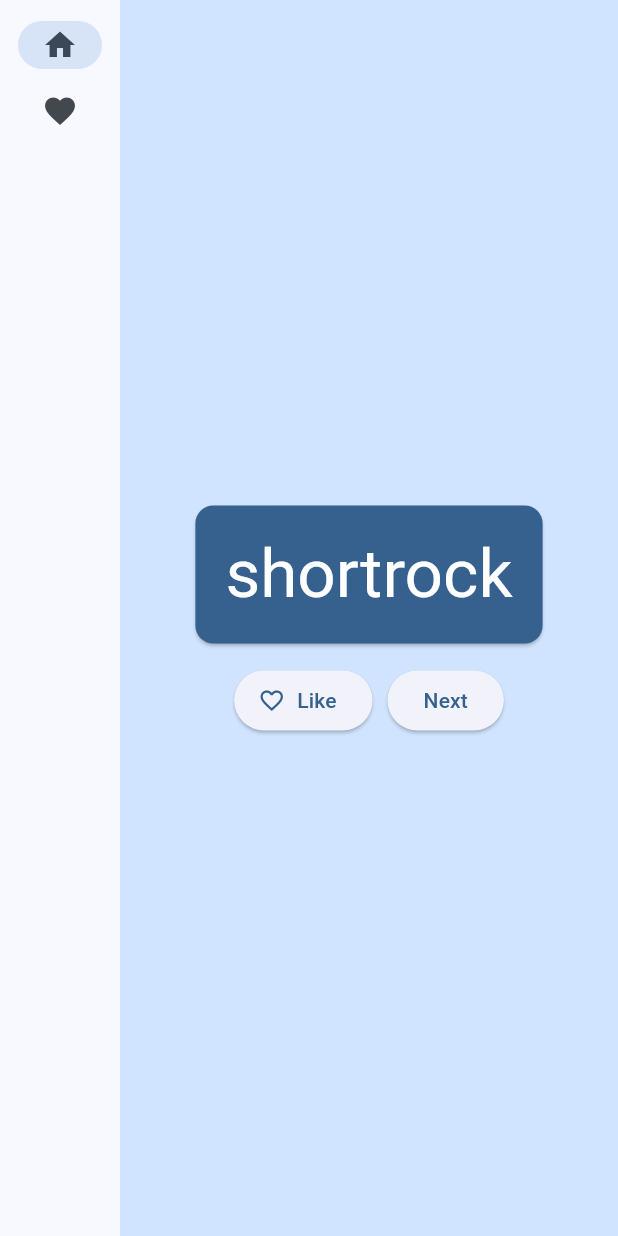
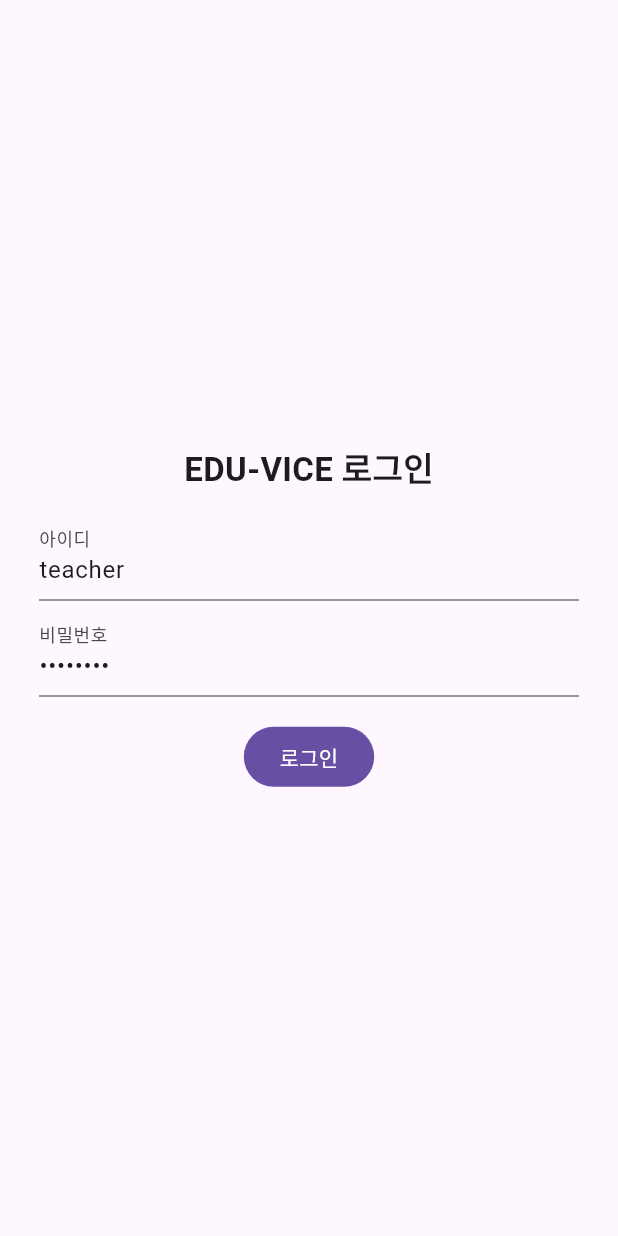
Before and after one commit to EtaSwCwj/EDU-VICE-Attendance, a Flutter app: the screen it shows after launch, on a phone screen of 412 x 824 dp. Run offline on Flutter 3.47's test engine with Material 3 defaults, Android fonts, the phone set to English and light mode, and no system bars; our stand-ins replace go_router.

Commit message:
feat: add login page and basic go_router flow

```diff
--- /dev/null
+++ b/flutter_application_1/lib/app/app_router.dart
@@ -0,0 +1,28 @@
+// 간단 라우터: /login -> /home
+import 'package:flutter/material.dart';
+import 'package:go_router/go_router.dart';
+import '../features/auth/login_page.dart';
+
+final appRouter = GoRouter(
+  initialLocation: '/login',
+  routes: [
+    GoRoute(
+      path: '/login',
+      builder: (ctx, st) => const LoginPage(),
+    ),
+    GoRoute(
+      path: '/home',
+      builder: (ctx, st) => const _HomePage(),
+    ),
+  ],
+);
+
+class _HomePage extends StatelessWidget {
+  const _HomePage({super.key});
+  @override
+  Widget build(BuildContext context) {
+    return const Scaffold(
+      body: Center(child: Text('Home (Logged in)')),
+    );
+  }
+}
--- /dev/null
+++ b/flutter_application_1/lib/features/auth/login_page.dart
@@ -0,0 +1,58 @@
+// 더미 로그인 UI: assets/mock/accounts.json 기반
+import 'package:flutter/material.dart';
+import 'package:go_router/go_router.dart';
+import '../../shared/services/mock_auth.dart';
+
+class LoginPage extends StatefulWidget {
+  const LoginPage({super.key});
+  @override
+  State<LoginPage> createState() => _LoginPageState();
+}
+
+class _LoginPageState extends State<LoginPage> {
+  final _id = TextEditingController(text: 'teacher');   // 테스트 기본값
+  final _pw = TextEditingController(text: 'teach123');  // 테스트 기본값
+  bool _busy = false;
+
+  Future<void> _doLogin() async {
+    setState(() => _busy = true);
+    final user = await MockAuth.login(_id.text.trim(), _pw.text.trim());
+    setState(() => _busy = false);
+
+    if (user != null) {
+      if (!mounted) return;
+      context.go('/home'); // 성공 → 홈
+    } else {
+      if (!mounted) return;
+      ScaffoldMessenger.of(context).showSnackBar(
+        const SnackBar(content: Text('로그인 실패: 아이디/비밀번호를 확인하세요')),
+      );
+    }
+  }
+
+  @override
+  Widget build(BuildContext context) {
+    return Scaffold(
+      body: Center(
+        child: ConstrainedBox(
+          constraints: const BoxConstraints(maxWidth: 360),
+          child: Column(
+            mainAxisSize: MainAxisSize.min,
+            children: [
+              const Text('EDU-VICE 로그인', style: TextStyle(fontSize: 22, fontWeight: FontWeight.bold)),
+              const SizedBox(height: 16),
+              TextField(controller: _id, decoration: const InputDecoration(labelText: '아이디')),
+              const SizedBox(height: 8),
+              TextField(controller: _pw, decoration: const InputDecoration(labelText: '비밀번호'), obscureText: true),
+              const SizedBox(height: 16),
+              FilledButton(
+                onPressed: _busy ? null : _doLogin,
+                child: _busy ? const CircularProgressIndicator() : const Text('로그인'),
+              ),
+            ],
+          ),
+        ),
+      ),
+    );
+  }
+}
--- a/flutter_application_1/lib/main.dart
+++ b/flutter_application_1/lib/main.dart
@@ -1,222 +1,19 @@
-import 'package:english_words/english_words.dart';
 import 'package:flutter/material.dart';
-import 'package:flutter/rendering.dart';
-import 'package:provider/provider.dart';
+import 'app/app_router.dart';              // ← 추가
 
-void main() {
-  runApp(MyApp());
+Future<void> main() async {
+  WidgetsFlutterBinding.ensureInitialized();
+  runApp(const MyApp());
 }
 
 class MyApp extends StatelessWidget {
   const MyApp({super.key});
-
   @override
   Widget build(BuildContext context) {
-    return ChangeNotifierProvider(
-      create: (context) => MyAppState(),
-      child: MaterialApp(
-        title: 'Namer App',
-        theme: ThemeData(
-          useMaterial3: true,
-          colorScheme: ColorScheme.fromSeed(seedColor: Colors.blue),
-        ),
-        debugShowCheckedModeBanner: false,
-        home: MyHomePage(),
-      ),
+    return MaterialApp.router(
+      debugShowCheckedModeBanner: false,
+      title: 'EDU-VICE',
+      routerConfig: appRouter,             // ← go_router 사용
     );
   }
 }
-
-
-class MyAppState extends ChangeNotifier {     // 앱의 '전역 상태 모듈' 클래스. ChangeNotifier를 상속해 변경 알림 기능을 가짐.
-  var current = WordPair.random();           // 현재 상태 값. english_words 패키지의 랜덤 '영단어 쌍(WordPair)'을 한 번 생성해 보관.
-  var favorites = <WordPair>[];
-
-  void toggleFavorite() {
-    if (favorites.contains(current)) {
-      favorites.remove(current);
-    } else {
-      favorites.add(current);
-    }
-    notifyListeners();
-  }
-
-  // ↓ Add this.
-  void getNext() {                           // 상태를 갱신하는 메서드(멤버 함수). 버튼 콜백 등에서 호출됨.
-    current = WordPair.random();             // 새 랜덤 WordPair로 현재 값을 교체(상태 변경).
-    notifyListeners();                       // 상태가 바뀌었음을 구독자에게 알림 → watch 중인 위젯들만 build() 재실행.
-  }
-}
-
-
-class MyHomePage extends StatefulWidget {
-  @override
-  State<MyHomePage> createState() => _MyHomePageState();
-}
-
-// ...
-
-class _MyHomePageState extends State<MyHomePage> {
-  var selectedIndex = 0;
-
-  @override
-  Widget build(BuildContext context) {
-    Widget page;
-    switch (selectedIndex) {
-      case 0:
-        page = GeneratorPage();
-        break;
-      case 1:
-        page = FavoritesPage();
-        break;
-      default:
-        throw UnimplementedError('no widget for $selectedIndex');
-    }
-
-    return LayoutBuilder(
-      builder: (context, constraints) {
-        return Scaffold(
-          body: Row(
-            children: [
-              SafeArea(
-                child: NavigationRail(
-                  extended: constraints.maxWidth >= 600,
-                  destinations: [
-                    NavigationRailDestination(
-                      icon: Icon(Icons.home),
-                      label: Text('Home'),
-                    ),
-                    NavigationRailDestination(
-                      icon: Icon(Icons.favorite),
-                      label: Text('Favorites'),
-                    ),
-                  ],
-                  selectedIndex: selectedIndex,
-                  onDestinationSelected: (value) {
-                    setState(() {
-                      selectedIndex = value;
-                    });
-                  },
-                ),
-              ),
-              Expanded(
-                child: Container(
-                  color: Theme.of(context).colorScheme.primaryContainer,
-                  child: page,  // ← Here.
-                ),
-              ),
-            ],
-          ),
-        );
-      }
-    );
-  }
-}
-
-// ...
-
-class GeneratorPage extends StatelessWidget {
-  @override
-  Widget build(BuildContext context) {
-    var appState = context.watch<MyAppState>();
-    var pair = appState.current;
-
-    IconData icon;
-    if (appState.favorites.contains(pair)) {
-      icon = Icons.favorite;
-    } else {
-      icon = Icons.favorite_border;
-    }
-
-    return Center(
-      child: Column(
-        mainAxisAlignment: MainAxisAlignment.center,
-        children: [
-          BigCard(pair: pair),
-          SizedBox(height: 10),
-          Row(
-            mainAxisSize: MainAxisSize.min,
-            children: [
-              ElevatedButton.icon(
-                onPressed: () {
-                  appState.toggleFavorite();
-                },
-                icon: Icon(icon),
-                label: Text('Like'),
-              ),
-              SizedBox(width: 10),
-              ElevatedButton(
-                onPressed: () {
-                  appState.getNext();
-                },
-                child: Text('Next'),
-              ),
-            ],
-          ),
-        ],
-      ),
-    );
-  }
-}
-
-class BigCard extends StatelessWidget {
-  const BigCard({
-    super.key,
-    required this.pair,
-  });
-
-  final WordPair pair;
-
-  @override
-// ...
-
-  @override
-  Widget build(BuildContext context) {
-    final theme = Theme.of(context);
-    final style = theme.textTheme.displayMedium!.copyWith(
-      color: theme.colorScheme.onPrimary,
-    );
-
-    return Card(
-      color: theme.colorScheme.primary,
-      child: Padding(
-        padding: const EdgeInsets.all(20),
-
-        // ↓ Make the following change.
-        child: Text(
-          pair.asLowerCase,
-          style: style,
-          semanticsLabel: "${pair.first} ${pair.second}",
-        ),
-      ),
-    );
-  }
-}
-
-class FavoritesPage extends StatelessWidget {
-  @override
-  Widget build(BuildContext context) {
-    var appState = context.watch<MyAppState>();
-
-    if (appState.favorites.isEmpty) {
-      return Center(
-        child: Text('No favorites yet.'),
-      );
-    }
-
-    return ListView(
-      children: [
-        Padding(
-          padding: const EdgeInsets.all(20),
-          child: Text('You have '
-              '${appState.favorites.length} favorites:'),
-        ),
-        for (var pair in appState.favorites)
-          ListTile(
-            leading: Icon(Icons.favorite),
-            title: Text(pair.asLowerCase),
-          ),
-      ],
-    );
-  }
-}
--- /dev/null
+++ b/flutter_application_1/lib/shared/models/account.dart
@@ -0,0 +1,52 @@
+// 설명: 임시 계정 모델 (AWS 도입 전까지 사용)
+// 주석: 한국어 / 로그: 영어
+
+class Membership {
+  final String academyId; // 학원 식별자
+  final String role;      // owner | teacher | student
+
+  const Membership({required this.academyId, required this.role});
+
+  factory Membership.fromJson(Map<String, dynamic> j) =>
+      Membership(academyId: j['academyId'] as String, role: j['role'] as String);
+
+  Map<String, dynamic> toJson() => {'academyId': academyId, 'role': role};
+}
+
+class Account {
+  final String id;
+  final String name;
+  final String username;
+  final String password;   // 임시 환경이라 저장. (실서비스: 해시)
+  final String? globalRole; // super_admin 등 (없을 수 있음)
+  final List<Membership> memberships;
+
+  const Account({
+    required this.id,
+    required this.name,
+    required this.username,
+    required this.password,
+    required this.memberships,
+    this.globalRole,
+  });
+
+  factory Account.fromJson(Map<String, dynamic> j) => Account(
+        id: j['id'] as String,
+        name: j['name'] as String,
+        username: j['username'] as String,
+        password: j['password'] as String,
+        globalRole: j['globalRole'] as String?,
+        memberships: (j['memberships'] as List? ?? [])
+            .map((e) => Membership.fromJson(e as Map<String, dynamic>))
+            .toList(),
+      );
+
+  Map<String, dynamic> toJson() => {
+        'id': id,
+        'name': name,
+        'username': username,
+        'password': password,
+        'globalRole': globalRole,
+        'memberships': memberships.map((e) => e.toJson()).toList(),
+      };
+}
--- a/flutter_application_1/pubspec.yaml
+++ b/flutter_application_1/pubspec.yaml
@@ -15,6 +15,7 @@ dependencies:
   english_words: ^4.0.0
   provider: ^6.1.5+1
   go_router: ^16.2.4
+  path_provider: ^2.1.5
 
 dev_dependencies:
   flutter_test:
@@ -24,3 +25,5 @@ dev_dependencies:
 
 flutter:
   uses-material-design: true
+  assets:
+    - assets/mock/accounts.json
```
Also changed, not shown: flutter_application_1/assets/mock/accounts.json (added, +63 -0 lines), flutter_application_1/lib/shared/services/mock_auth.dart (added, +32 -0 lines), flutter_application_1/lib/shared/services/mock_storage.dart (added, +70 -0 lines), 1 other file.
